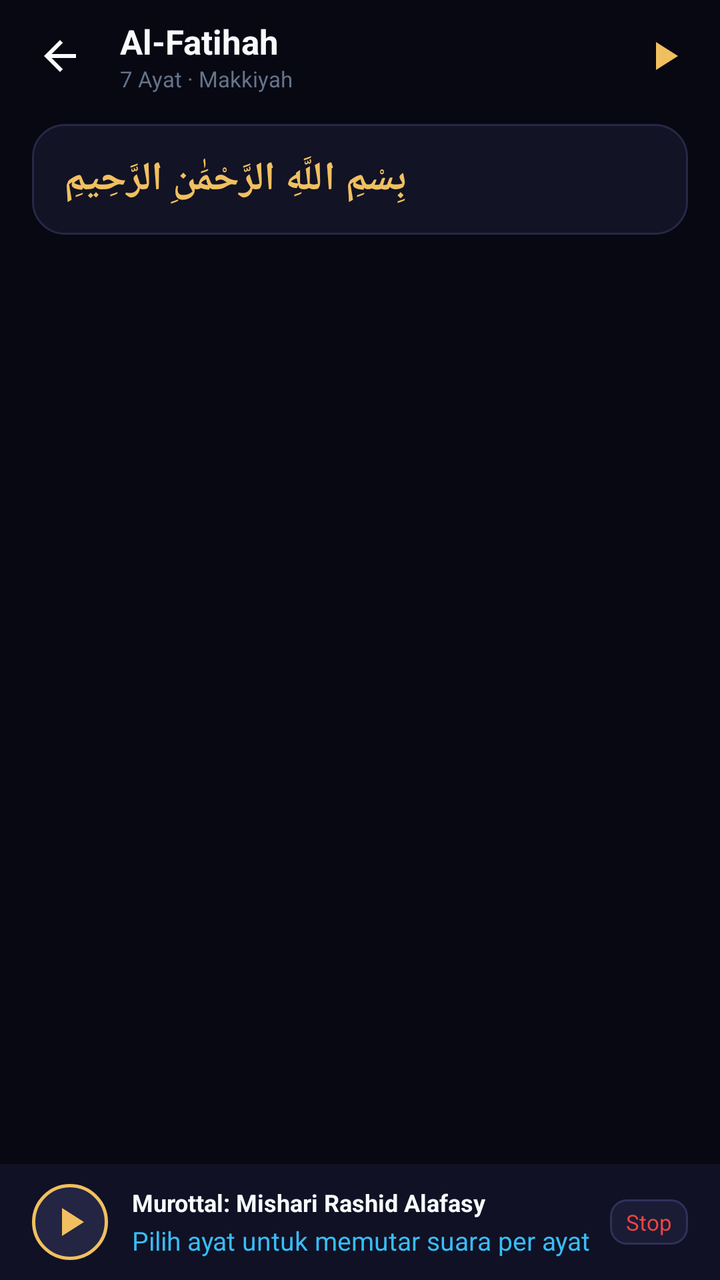
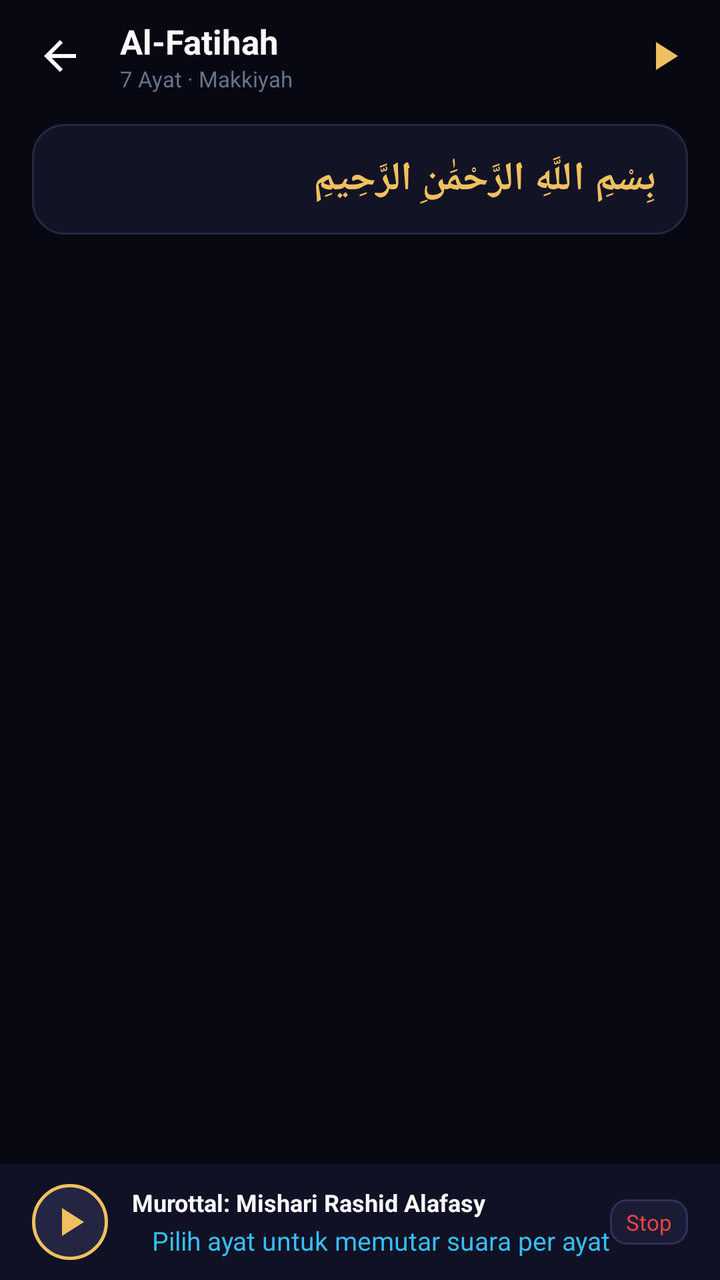

An Android layout rendered at two revisions. The XML below is the earlier revision; the diff shows what the commit changed to produce the second picture.
<!-- AndroidManifest.xml: activity theme AppTheme.NoActionBar -->
<!-- res/layout/activity_surah.xml -->
<?xml version="1.0" encoding="utf-8"?>
<RelativeLayout xmlns:android="http://schemas.android.com/apk/res/android"
    android:layout_width="match_parent"
    android:layout_height="match_parent"
    android:background="@color/bg_main">

    
    <LinearLayout
        android:layout_width="match_parent"
        android:layout_height="match_parent"
        android:orientation="vertical"
        android:layout_above="@id/bottom_player_bar">

        
        <LinearLayout
            android:layout_width="match_parent"
            android:layout_height="56dp"
            android:orientation="horizontal"
            android:gravity="center_vertical"
            android:paddingHorizontal="8dp"
            android:background="@color/bg_main">

            <ImageButton
                android:id="@+id/btn_back"
                android:layout_width="44dp"
                android:layout_height="44dp"
                android:background="?attr/selectableItemBackgroundBorderless"
                android:src="@drawable/ic_arrow_back"
                android:contentDescription="Kembali" />

            <LinearLayout
                android:layout_width="0dp"
                android:layout_height="wrap_content"
                android:layout_weight="1"
                android:orientation="vertical"
                android:layout_marginStart="8dp">

                <TextView
                    android:id="@+id/tv_title_surah"
                    android:layout_width="wrap_content"
                    android:layout_height="wrap_content"
                    android:text="Al-Fatihah"
                    android:textColor="@color/text_primary"
                    android:textSize="17sp"
                    android:textStyle="bold" />

                <TextView
                    android:id="@+id/tv_subtitle_surah"
                    android:layout_width="wrap_content"
                    android:layout_height="wrap_content"
                    android:text="7 Ayat · Makkiyah"
                    android:textColor="@color/text_muted"
                    android:textSize="11sp" />
            </LinearLayout>

            
            <ImageButton
                android:id="@+id/btn_surah_audio"
                android:layout_width="40dp"
                android:layout_height="40dp"
                android:background="?attr/selectableItemBackgroundBorderless"
                android:src="@drawable/ic_play_arrow"
                android:contentDescription="Putar Surah" />
        </LinearLayout>

        
        <LinearLayout
            android:id="@+id/card_bismillah"
            android:layout_width="match_parent"
            android:layout_height="wrap_content"
            android:layout_marginHorizontal="16dp"
            android:layout_marginVertical="6dp"
            android:background="@drawable/bg_card_surah"
            android:gravity="end|right"
            android:layoutDirection="rtl"
            android:paddingVertical="14dp"
            android:paddingHorizontal="16dp">

            <TextView
                android:id="@+id/tv_bismillah"
                android:layout_width="match_parent"
                android:layout_height="wrap_content"
                android:gravity="right|end"
                android:layoutDirection="rtl"
                android:textDirection="rtl"
                android:textAlignment="gravity"
                android:text="بِسْمِ اللَّهِ الرَّحْمَٰنِ الرَّحِيمِ"
                android:textColor="@color/gold_primary"
                android:textSize="20sp"
                android:textStyle="bold" />
        </LinearLayout>

        
        <androidx.recyclerview.widget.RecyclerView
            android:id="@+id/rv_ayahs"
            android:layout_width="match_parent"
            android:layout_height="0dp"
            android:layout_weight="1"
            android:clipToPadding="false"
            android:paddingBottom="12dp" />

    </LinearLayout>

    
    <LinearLayout
        android:id="@+id/bottom_player_bar"
        android:layout_width="match_parent"
        android:layout_height="wrap_content"
        android:layout_alignParentBottom="true"
        android:background="#101124"
        android:orientation="vertical"
        android:paddingHorizontal="16dp"
        android:paddingVertical="10dp"
        android:elevation="8dp">

        <LinearLayout
            android:layout_width="match_parent"
            android:layout_height="wrap_content"
            android:orientation="horizontal"
            android:gravity="center_vertical">

            <ImageButton
                android:id="@+id/btn_player_toggle"
                android:layout_width="38dp"
                android:layout_height="38dp"
                android:background="@drawable/bg_badge_number"
                android:src="@drawable/ic_play_arrow"
                android:contentDescription="Putar / Jeda" />

            <LinearLayout
                android:layout_width="0dp"
                android:layout_height="wrap_content"
                android:layout_weight="1"
                android:layout_marginStart="12dp"
                android:orientation="vertical">

                <TextView
                    android:id="@+id/tv_player_status"
                    android:layout_width="wrap_content"
                    android:layout_height="wrap_content"
                    android:text="Murottal: Mishari Rashid Alafasy"
                    android:textColor="@color/text_primary"
                    android:textSize="12sp"
                    android:textStyle="bold" />

                <TextView
                    android:id="@+id/tv_player_current"
                    android:layout_width="match_parent"
                    android:layout_height="wrap_content"
                    android:layout_marginTop="2dp"
                    android:gravity="end|right"
                    android:layoutDirection="rtl"
                    android:textAlignment="viewEnd"
                    android:text="Pilih ayat untuk memutar suara per ayat"
                    android:textColor="@color/cyan_accent"
                    android:textSize="13sp" />
            </LinearLayout>

            <TextView
                android:id="@+id/btn_player_stop"
                android:layout_width="wrap_content"
                android:layout_height="wrap_content"
                android:background="@drawable/bg_chip_action"
                android:paddingHorizontal="8dp"
                android:paddingVertical="4dp"
                android:text="Stop"
                android:textColor="@color/red_error"
                android:textSize="11sp" />
        </LinearLayout>

    </LinearLayout>

</RelativeLayout>
<!-- resources referenced by this layout -->
<resources>
  <color name="bg_main">#080812</color>
  <color name="cyan_accent">#38BDF8</color>
  <color name="gold_primary">#F0C060</color>
  <color name="red_error">#EF4444</color>
  <color name="text_muted">#64748B</color>
  <color name="text_primary">#F8FAFC</color>
  <!-- drawable bg_badge_number (drawable) -->
  <?xml version="1.0" encoding="utf-8"?>
  <shape xmlns:android="http://schemas.android.com/apk/res/android"
      android:shape="oval">
      <solid android:color="#232542" />
      <stroke android:width="1.5dp" android:color="@color/gold_primary" />
  </shape>
  <!-- drawable bg_card_surah (drawable) -->
  <?xml version="1.0" encoding="utf-8"?>
  <shape xmlns:android="http://schemas.android.com/apk/res/android"
      android:shape="rectangle">
      <solid android:color="@color/bg_card" />
      <corners android:radius="16dp" />
      <stroke android:width="1dp" android:color="@color/border_color" />
  </shape>
  <!-- drawable bg_chip_action (drawable) -->
  <?xml version="1.0" encoding="utf-8"?>
  <shape xmlns:android="http://schemas.android.com/apk/res/android"
      android:shape="rectangle">
      <solid android:color="#1A1C36" />
      <corners android:radius="8dp" />
      <stroke android:width="1dp" android:color="#2E3159" />
  </shape>
  <!-- drawable ic_arrow_back (drawable) -->
  <vector xmlns:android="http://schemas.android.com/apk/res/android"
      android:width="24dp"
      android:height="24dp"
      android:viewportWidth="24"
      android:viewportHeight="24">
    <path
        android:fillColor="@color/text_primary"
        android:pathData="M20,11H7.83l5.59,-5.59L12,4l-8,8 8,8 1.41,-1.41L7.83,13H20v-2z"/>
  </vector>
  <!-- drawable ic_play_arrow (drawable) -->
  <vector xmlns:android="http://schemas.android.com/apk/res/android"
      android:width="24dp"
      android:height="24dp"
      android:viewportWidth="24"
      android:viewportHeight="24">
    <path
        android:fillColor="@color/gold_primary"
        android:pathData="M8,5v14l11,-7z"/>
  </vector>
  <style name="AppTheme.NoActionBar" parent="AppTheme">
          <item name="windowActionBar">false</item>
          <item name="windowNoTitle">true</item>
      </style>
  <color name="bg_card">#121324</color>
  <color name="border_color">#262847</color>
  <style name="AppTheme" parent="Theme.MaterialComponents.DayNight.NoActionBar">
          <item name="colorPrimary">@color/gold_primary</item>
          <item name="colorPrimaryDark">@color/bg_main</item>
          <item name="colorAccent">@color/gold_primary</item>
          <item name="android:windowBackground">@color/bg_main</item>
          <item name="android:statusBarColor">@color/bg_main</item>
          <item name="android:navigationBarColor">@color/bg_main</item>
      </style>
</resources>

<!-- the commit's change to res/layout/activity_surah.xml (unified diff, before → after) -->
@@ -71,7 +71,7 @@
             android:layout_marginHorizontal="16dp"
             android:layout_marginVertical="6dp"
             android:background="@drawable/bg_card_surah"
-            android:gravity="end|right"
+            android:gravity="right"
             android:layoutDirection="rtl"
             android:paddingVertical="14dp"
             android:paddingHorizontal="16dp">
@@ -80,10 +80,10 @@
                 android:id="@+id/tv_bismillah"
                 android:layout_width="match_parent"
                 android:layout_height="wrap_content"
-                android:gravity="right|end"
+                android:gravity="right"
                 android:layoutDirection="rtl"
                 android:textDirection="rtl"
-                android:textAlignment="gravity"
+                android:textAlignment="textStart"
                 android:text="بِسْمِ اللَّهِ الرَّحْمَٰنِ الرَّحِيمِ"
                 android:textColor="@color/gold_primary"
                 android:textSize="20sp"
@@ -148,9 +148,10 @@
                     android:layout_width="match_parent"
                     android:layout_height="wrap_content"
                     android:layout_marginTop="2dp"
-                    android:gravity="end|right"
+                    android:gravity="right"
                     android:layoutDirection="rtl"
-                    android:textAlignment="viewEnd"
+                    android:textDirection="rtl"
+                    android:textAlignment="textStart"
                     android:text="Pilih ayat untuk memutar suara per ayat"
                     android:textColor="@color/cyan_accent"
                     android:textSize="13sp" />
